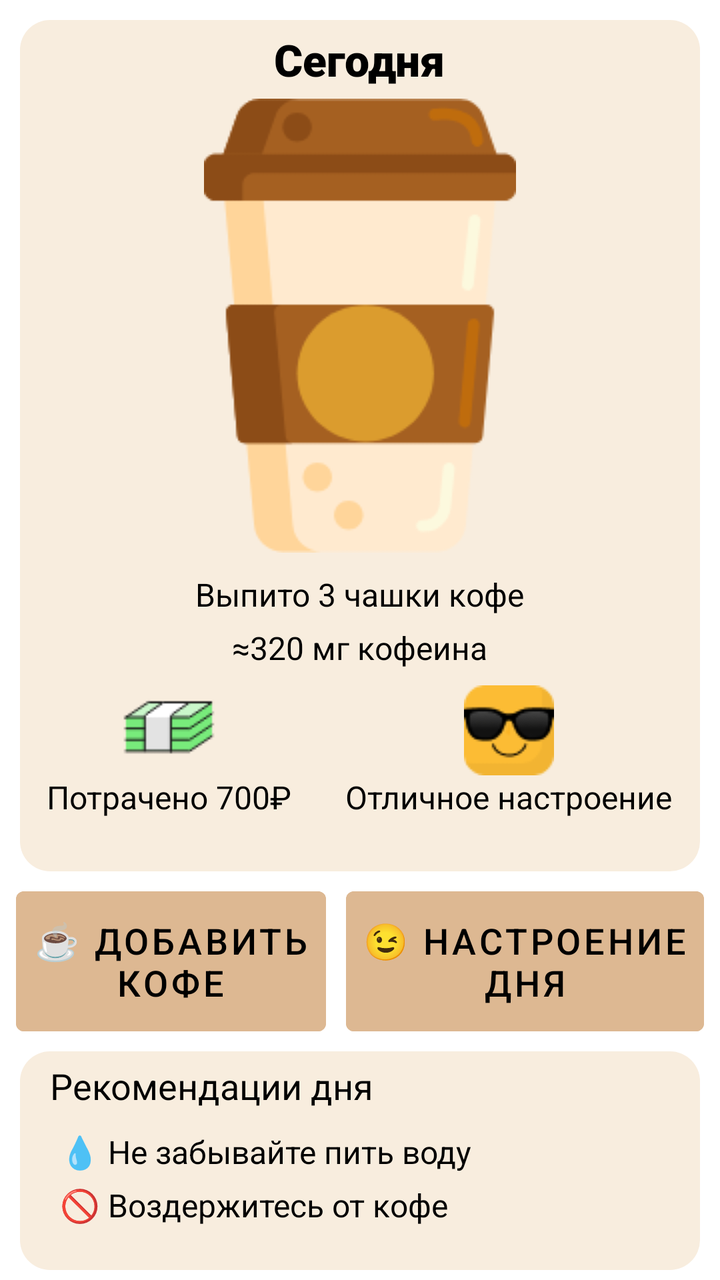
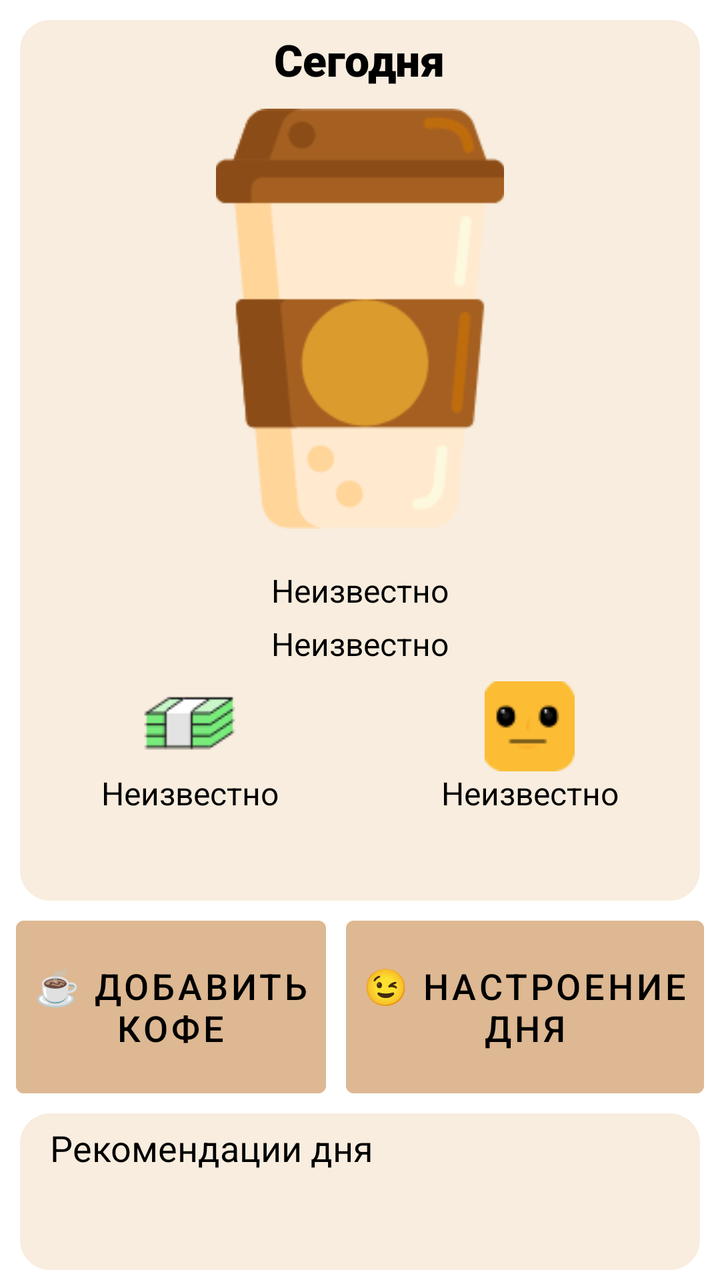

Two renders of the same Android screen: before a commit and after it. Below are the layout's source before the change and the commit's diff.
<!-- AndroidManifest.xml: application theme Theme.Coffies -->
<!-- res/layout/fragment_main.xml -->
<FrameLayout xmlns:android="http://schemas.android.com/apk/res/android"
    xmlns:app="http://schemas.android.com/apk/res-auto"
    xmlns:tools="http://schemas.android.com/tools"
    android:layout_width="match_parent"
    android:layout_height="match_parent"
    android:background="@color/white"
    tools:context=".ui.main.MainFragment">

    <ScrollView
        android:layout_width="match_parent"
        android:layout_height="match_parent"
        android:fillViewport="true">

        <LinearLayout
            android:layout_width="match_parent"
            android:layout_height="wrap_content"
            android:orientation="vertical">

            <RelativeLayout
                android:layout_width="match_parent"
                android:layout_height="wrap_content"
                android:layout_marginLeft="10dp"
                android:layout_marginRight="10dp"
                android:layout_marginTop="10dp"
                android:layout_weight="1"
                android:background="@drawable/rounded_corners">

                <TextView
                    android:id="@+id/todayText"
                    android:layout_width="wrap_content"
                    android:layout_height="wrap_content"
                    android:layout_alignParentTop="true"
                    android:layout_centerHorizontal="true"
                    android:layout_marginTop="5dp"
                    android:fontFamily="sans-serif-black"
                    android:text="@string/today"
                    android:textColor="@color/black"
                    android:textSize="22sp" />

                <ImageView
                    android:id="@+id/coffeeCupIcon"
                    android:layout_width="156dp"
                    android:layout_height="227dp"
                    android:layout_below="@+id/todayText"
                    android:layout_centerHorizontal="true"
                    android:layout_marginTop="5dp"
                    android:importantForAccessibility="no"
                    android:src="@drawable/coffee_cup_large" />

                <TextView
                    android:id="@+id/cupsText"
                    android:layout_width="wrap_content"
                    android:layout_height="wrap_content"
                    android:layout_below="@+id/coffeeCupIcon"
                    android:layout_centerHorizontal="true"
                    android:layout_marginTop="10dp"
                    android:text="@string/current_cups_count"
                    android:textColor="@color/black"
                    android:textSize="16sp" />

                <TextView
                    android:id="@+id/caffeineText"
                    android:layout_width="wrap_content"
                    android:layout_height="wrap_content"
                    android:layout_below="@id/cupsText"
                    android:layout_centerHorizontal="true"
                    android:layout_marginTop="5dp"
                    android:text="@string/current_caffeine_count"
                    android:textColor="@color/black"
                    android:textSize="16sp" />


                <LinearLayout
                    android:layout_width="match_parent"
                    android:layout_height="wrap_content"
                    android:layout_below="@+id/caffeineText"
                    android:layout_marginTop="5dp"
                    android:layout_marginBottom="10dp"
                    android:orientation="horizontal">

                    <RelativeLayout
                        android:layout_width="wrap_content"
                        android:layout_height="wrap_content"
                        android:layout_weight="1">

                        <ImageView
                            android:id="@+id/moneyIcon"
                            android:layout_width="47dp"
                            android:layout_height="48dp"
                            android:layout_centerHorizontal="true"
                            android:importantForAccessibility="no"
                            android:src="@drawable/money_small" />

                        <TextView
                            android:id="@+id/spentText"
                            android:layout_width="wrap_content"
                            android:layout_height="wrap_content"
                            android:layout_below="@+id/moneyIcon"
                            android:layout_centerHorizontal="true"
                            android:text="@string/current_money_count"
                            android:textColor="@color/black"
                            android:textSize="16sp" />
                    </RelativeLayout>

                    <RelativeLayout
                        android:layout_width="wrap_content"
                        android:layout_height="wrap_content"
                        android:layout_weight="1">

                        <ImageView
                            android:id="@+id/current_moodIcon"
                            android:layout_width="45dp"
                            android:layout_height="45dp"
                            android:layout_centerHorizontal="true"
                            android:layout_marginTop="3dp"
                            android:importantForAccessibility="no"
                            android:src="@drawable/mood_5" />

                        <TextView
                            android:id="@+id/moodText"
                            android:layout_width="wrap_content"
                            android:layout_height="wrap_content"
                            android:layout_below="@+id/current_moodIcon"
                            android:layout_centerHorizontal="true"
                            android:text="@string/current_mood"
                            android:textColor="@color/black"
                            android:textSize="16sp" />
                    </RelativeLayout>
                </LinearLayout>

            </RelativeLayout>

            <LinearLayout
                style="?android:attr/buttonBarButtonStyle"
                android:layout_width="match_parent"
                android:layout_height="wrap_content"
                android:layout_weight="1"
                android:gravity="center"
                android:orientation="horizontal">

                <Button
                    style="?android:attr/buttonBarButtonStyle"
                    android:layout_width="0dp"
                    android:layout_height="match_parent"
                    android:layout_marginRight="10dp"
                    android:layout_weight="13"
                    android:backgroundTint="@color/dark_beige"
                    android:text="@string/add_coffee"
                    android:textColor="@color/black"
                    android:textSize="18sp" />

                <Button
                    style="?android:attr/buttonBarButtonStyle"
                    android:layout_width="0dp"
                    android:layout_height="match_parent"
                    android:layout_weight="15"
                    android:backgroundTint="@color/dark_beige"
                    android:text="@string/day_mood"
                    android:textColor="@color/black"
                    android:textSize="18sp" />
            </LinearLayout>

            <RelativeLayout
                android:layout_width="match_parent"
                android:layout_height="wrap_content"
                android:layout_marginLeft="10dp"
                android:layout_marginRight="10dp"
                android:layout_marginBottom="5dp"
                android:layout_weight="1"
                android:background="@drawable/rounded_corners">

                <TextView
                    android:id="@+id/recommendationTitle"
                    android:layout_width="wrap_content"
                    android:layout_height="wrap_content"
                    android:layout_alignParentStart="true"
                    android:layout_alignParentTop="true"
                    android:layout_marginStart="15dp"
                    android:layout_marginTop="5dp"
                    android:text="@string/recomendation"
                    android:textColor="@color/black"
                    android:textSize="18sp" />

                <TextView
                    android:id="@+id/recommendationContent_1"
                    android:layout_width="wrap_content"
                    android:layout_height="wrap_content"
                    android:layout_below="@+id/recommendationTitle"
                    android:layout_alignParentStart="true"
                    android:layout_marginStart="20dp"
                    android:layout_marginTop="10dp"
                    android:text="@string/recomendation_1"
                    android:textColor="@color/black"
                    android:textSize="16sp" />

                <TextView
                    android:id="@+id/recommendationContent_2"
                    android:layout_width="wrap_content"
                    android:layout_height="wrap_content"
                    android:layout_below="@+id/recommendationContent_1"
                    android:layout_alignParentStart="true"
                    android:layout_marginStart="20dp"
                    android:layout_marginTop="5dp"
                    android:layout_marginBottom="5dp"
                    android:text="@string/recomendation_2"
                    android:textColor="@color/black"
                    android:textSize="16sp" />
            </RelativeLayout>
        </LinearLayout>
    </ScrollView>
</FrameLayout>
<!-- resources referenced by this layout -->
<resources>
  <color name="black">#FF000000</color>
  <color name="dark_beige">#DDB892</color>
  <color name="white">#FFFFFFFF</color>
  <!-- drawable coffee_cup_large: png bitmap (drawable, 6164 bytes) -->
  <!-- drawable money_small: png bitmap (drawable, 1287 bytes) -->
  <!-- drawable mood_5: png bitmap (drawable, 1597 bytes) -->
  <!-- drawable rounded_corners (drawable) -->
  <?xml version="1.0" encoding="utf-8"?>
  <shape xmlns:android="http://schemas.android.com/apk/res/android"
      android:shape="rectangle">
      <corners android:radius="15dp" />
      <solid android:color="@color/light_beige" />
  </shape>
  <string name="add_coffee">☕ Добавить\nкофе</string>
  <string name="current_caffeine_count">≈320 мг кофеина</string>
  <string name="current_cups_count">Выпито 3 чашки кофе</string>
  <string name="current_money_count">Потрачено 700₽</string>
  <string name="current_mood">Отличное настроение</string>
  <string name="day_mood">😉 Настроение\nдня</string>
  <string name="recomendation">Рекомендации дня</string>
  <string name="recomendation_1">💧 Не забывайте пить воду</string>
  <string name="recomendation_2">🚫 Воздержитесь от кофе</string>
  <string name="today">Сегодня</string>
  <style name="Theme.Coffies" parent="Theme.MaterialComponents.Light">
          <item name="android:statusBarColor">@color/white</item>
          <item name="android:windowLightStatusBar">true</item>
  
          <item name="colorPrimary">@color/white</item>
          <item name="colorOnSurface">@color/brown</item>
  
          <item name="android:windowBackground">@color/white</item>
  
          <item name="android:navigationBarColor">@color/brown</item>
          <item name="android:windowLightNavigationBar">true</item>
  
      </style>
  <color name="light_beige">#F8EDDE</color>
  <color name="brown">#3E2723</color>
</resources>

<!-- the commit's change to res/layout/fragment_main.xml (unified diff, before → after) -->
@@ -39,13 +39,15 @@
 
                 <ImageView
                     android:id="@+id/coffeeCupIcon"
-                    android:layout_width="156dp"
-                    android:layout_height="227dp"
+                    android:layout_width="wrap_content"
+                    android:layout_height="210dp"
                     android:layout_below="@+id/todayText"
                     android:layout_centerHorizontal="true"
-                    android:layout_marginTop="5dp"
+                    android:layout_marginTop="10dp"
+                    android:layout_marginBottom="10dp"
                     android:importantForAccessibility="no"
-                    android:src="@drawable/coffee_cup_large" />
+                    android:src="@drawable/coffee_cup_large"
+                    android:scaleType="fitCenter"/>
 
                 <TextView
                     android:id="@+id/cupsText"
@@ -54,7 +56,7 @@
                     android:layout_below="@+id/coffeeCupIcon"
                     android:layout_centerHorizontal="true"
                     android:layout_marginTop="10dp"
-                    android:text="@string/current_cups_count"
+                    android:text="@string/no_data"
                     android:textColor="@color/black"
                     android:textSize="16sp" />
 
@@ -65,9 +67,10 @@
                     android:layout_below="@id/cupsText"
                     android:layout_centerHorizontal="true"
                     android:layout_marginTop="5dp"
-                    android:text="@string/current_caffeine_count"
-                    android:textColor="@color/black"
-                    android:textSize="16sp" />
+                    android:text="@string/no_data"
+                    android:textColor="@color/black"
+                    android:textSize="16sp"
+                    android:textAlignment="center"/>
 
 
                 <LinearLayout
@@ -97,9 +100,10 @@
                             android:layout_height="wrap_content"
                             android:layout_below="@+id/moneyIcon"
                             android:layout_centerHorizontal="true"
-                            android:text="@string/current_money_count"
+                            android:text="@string/no_data"
                             android:textColor="@color/black"
-                            android:textSize="16sp" />
+                            android:textSize="16sp"
+                            android:textAlignment="center"/>
                     </RelativeLayout>
 
                     <RelativeLayout
@@ -114,7 +118,7 @@
                             android:layout_centerHorizontal="true"
                             android:layout_marginTop="3dp"
                             android:importantForAccessibility="no"
-                            android:src="@drawable/mood_5" />
+                            android:src="@drawable/mood_3" />
 
                         <TextView
                             android:id="@+id/moodText"
@@ -122,9 +126,10 @@
                             android:layout_height="wrap_content"
                             android:layout_below="@+id/current_moodIcon"
                             android:layout_centerHorizontal="true"
-                            android:text="@string/current_mood"
+                            android:text="@string/no_data"
                             android:textColor="@color/black"
-                            android:textSize="16sp" />
+                            android:textSize="16sp"
+                            android:textAlignment="center"/>
                     </RelativeLayout>
                 </LinearLayout>
 
@@ -147,7 +152,8 @@
                     android:backgroundTint="@color/dark_beige"
                     android:text="@string/add_coffee"
                     android:textColor="@color/black"
-                    android:textSize="18sp" />
+                    android:textSize="18sp"
+                    android:id="@+id/addCoffeeButton"/>
 
                 <Button
                     style="?android:attr/buttonBarButtonStyle"
@@ -157,7 +163,8 @@
                     android:backgroundTint="@color/dark_beige"
                     android:text="@string/day_mood"
                     android:textColor="@color/black"
-                    android:textSize="18sp" />
+                    android:textSize="18sp"
+                    android:id="@+id/addMoodButton"/>
             </LinearLayout>
 
             <RelativeLayout
@@ -181,30 +188,13 @@
                     android:textColor="@color/black"
                     android:textSize="18sp" />
 
-                <TextView
-                    android:id="@+id/recommendationContent_1"
-                    android:layout_width="wrap_content"
-                    android:layout_height="wrap_content"
+                <androidx.recyclerview.widget.RecyclerView
                     android:layout_below="@+id/recommendationTitle"
                     android:layout_alignParentStart="true"
-                    android:layout_marginStart="20dp"
-                    android:layout_marginTop="10dp"
-                    android:text="@string/recomendation_1"
-                    android:textColor="@color/black"
-                    android:textSize="16sp" />
-
-                <TextView
-                    android:id="@+id/recommendationContent_2"
-                    android:layout_width="wrap_content"
-                    android:layout_height="wrap_content"
-                    android:layout_below="@+id/recommendationContent_1"
-                    android:layout_alignParentStart="true"
-                    android:layout_marginStart="20dp"
-                    android:layout_marginTop="5dp"
-                    android:layout_marginBottom="5dp"
-                    android:text="@string/recomendation_2"
-                    android:textColor="@color/black"
-                    android:textSize="16sp" />
+                    android:id="@+id/recommendationsRecycler"
+                    android:layout_width="match_parent"
+                    android:layout_height="wrap_content"
+                    android:layout_margin="8dp" />
             </RelativeLayout>
         </LinearLayout>
     </ScrollView>
<!-- resource entries referenced after the edit -->
@@ -5,7 +5,7 @@
   <color name="white">#FFFFFFFF</color>
   <!-- drawable coffee_cup_large: png bitmap (drawable, 6164 bytes) -->
   <!-- drawable money_small: png bitmap (drawable, 1287 bytes) -->
-  <!-- drawable mood_5: png bitmap (drawable, 1597 bytes) -->
+  <!-- drawable mood_3: png bitmap (drawable, 1170 bytes) -->
   <!-- drawable rounded_corners (drawable) -->
   <?xml version="1.0" encoding="utf-8"?>
   <shape xmlns:android="http://schemas.android.com/apk/res/android"
@@ -14,24 +14,19 @@
       <solid android:color="@color/light_beige" />
   </shape>
   <string name="add_coffee">☕ Добавить\nкофе</string>
-  <string name="current_caffeine_count">≈320 мг кофеина</string>
-  <string name="current_cups_count">Выпито 3 чашки кофе</string>
-  <string name="current_money_count">Потрачено 700₽</string>
-  <string name="current_mood">Отличное настроение</string>
   <string name="day_mood">😉 Настроение\nдня</string>
+  <string name="no_data">Неизвестно</string>
   <string name="recomendation">Рекомендации дня</string>
-  <string name="recomendation_1">💧 Не забывайте пить воду</string>
-  <string name="recomendation_2">🚫 Воздержитесь от кофе</string>
   <string name="today">Сегодня</string>
   <style name="Theme.Coffies" parent="Theme.MaterialComponents.Light">
+          <item name="colorPrimary">@color/white</item>
+          <item name="colorPrimaryVariant">@color/light_beige</item>
+          <item name="colorOnSurface">@color/brown</item>
+          <item name="colorAccent">@color/dark_beige</item>
+  
+          <item name="android:windowBackground">@color/white</item>
           <item name="android:statusBarColor">@color/white</item>
           <item name="android:windowLightStatusBar">true</item>
-  
-          <item name="colorPrimary">@color/white</item>
-          <item name="colorOnSurface">@color/brown</item>
-  
-          <item name="android:windowBackground">@color/white</item>
-  
           <item name="android:navigationBarColor">@color/brown</item>
           <item name="android:windowLightNavigationBar">true</item>
   
